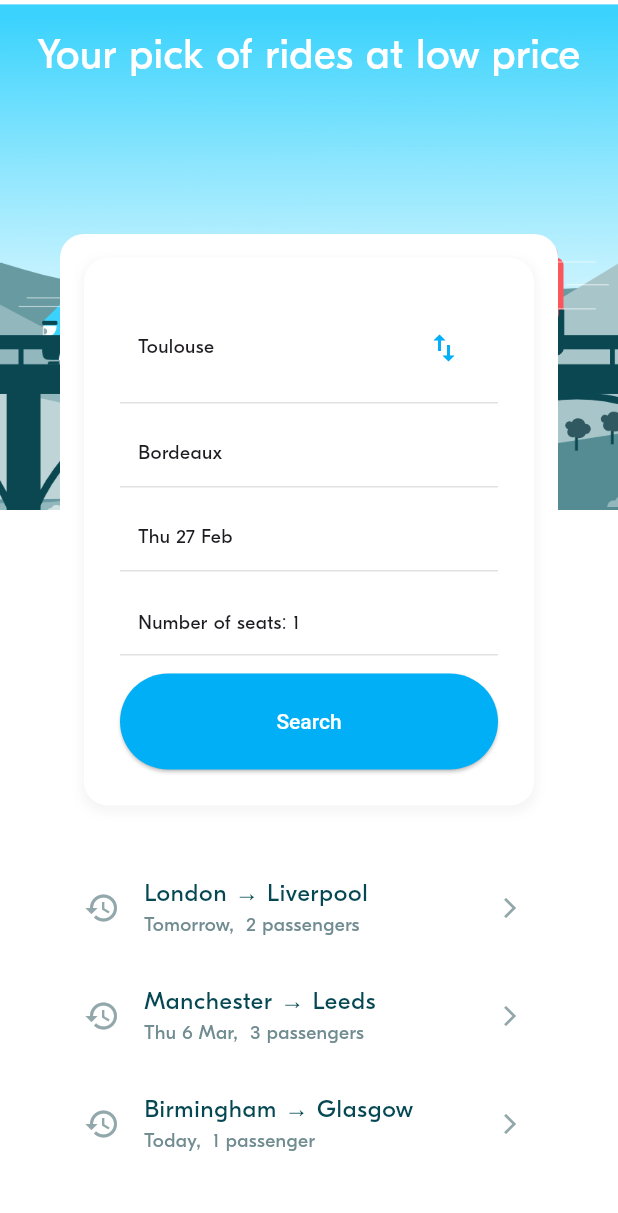
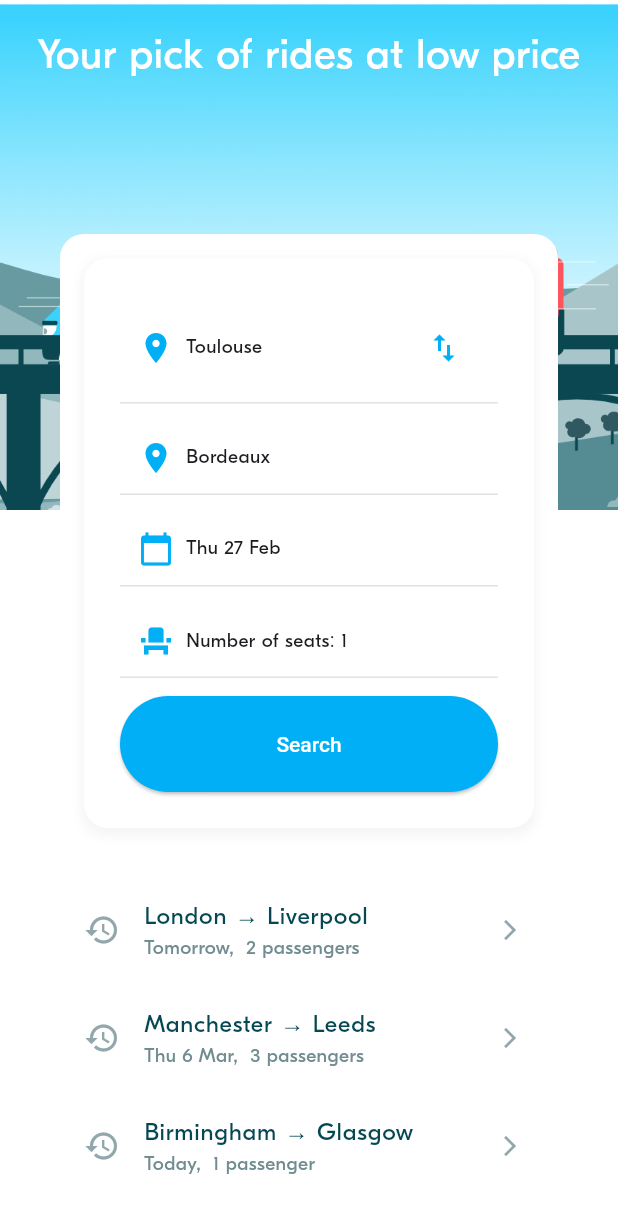
Before and after one commit to PiseyTep/Blablacar_project, a Flutter app: the screen it shows after launch, on a phone screen of 412 x 824 dp. Shown: the top 1213 px of the screen. Run offline on Flutter 3.47's test engine with Material 3 defaults, Android fonts, the phone set to English and light mode, and no system bars; project files that could hold a hidden picture were left out.

Commit message:
BLA-005 – Implement the Location Picker

```diff
--- a/lib/screens/ride_pref/widgets/ride_pref_form.dart
+++ b/lib/screens/ride_pref/widgets/ride_pref_form.dart
@@ -4,18 +4,14 @@ import 'package:intl/intl.dart';
 import '../../../model/ride/locations.dart';
 import '../../../model/ride_pref/ride_pref.dart';
 import '../../../theme/theme.dart';
+import '../../../widgets/inputs/location_picker.dart';
 
-///
-/// A Ride Preference From is a view to select:
-///   - A depcarture location
+/// A Ride Preference Form to select:
+///   - A departure location
 ///   - An arrival location
 ///   - A date
 ///   - A number of seats
-///
-/// The form can be created with an existing RidePref (optional).
-///
 class RidePrefForm extends StatefulWidget {
-  // The form can be created with an optional initial RidePref.
   final RidePref? initRidePref;
 
   const RidePrefForm({super.key, this.initRidePref});
@@ -25,24 +21,16 @@ class RidePrefForm extends StatefulWidget {
 }
 
 class _RidePrefFormState extends State<RidePrefForm> {
-  // Location? departure;
-  // Location? arrival;
   Location departure =
       const Location(name: 'Toulouse', country: Country.france);
   DateTime departureDate = DateTime.now();
-  Location arrival = const Location(
-      name: 'Bordeaux', country: Country.france); // Adjust as necessary
-  //late int requestedSeats = 1;
+  Location arrival = const Location(name: 'Bordeaux', country: Country.france);
   int requestedSeats = 1; // Default to 1 seat
-  // ----------------------------------
-  // Initialize the Form attributes
-  // ----------------------------------
 
   @override
   void initState() {
     super.initState();
-    // TODO
-
+    // Initialize with provided RidePref if available
     if (widget.initRidePref != null) {
       departure = widget.initRidePref!.departure;
       arrival = widget.initRidePref!.arrival;
@@ -51,17 +39,41 @@ class _RidePrefFormState extends State<RidePrefForm> {
     }
   }
 
-  // ----------------------------------
-  // Handle events
-  // ----------------------------------
-  void _selectDeparture() async {
-    // Logic to select departure location
+  // Select Departure Location
+  void _selectDeparture() {
+    showDialog(
+      context: context,
+      builder: (context) {
+        return BlaLocationPicker(
+          initLocation: departure,
+          onLocationSelected: (selectedLocation) {
+            setState(() {
+              departure = selectedLocation ?? departure; // Use previous if null
+            });
+          },
+        );
+      },
+    );
   }
 
-  void _selectArrival() async {
-    // Logic to select arrival location
+  // Select Arrival Location
+  void _selectArrival() {
+    showDialog(
+      context: context,
+      builder: (context) {
+        return BlaLocationPicker(
+          initLocation: arrival,
+          onLocationSelected: (selectedLocation) {
+            setState(() {
+              arrival = selectedLocation ?? arrival; // Use previous if null
+            });
+          },
+        );
+      },
+    );
   }
 
+  // Select Departure Date
   void _selectDate() async {
     DateTime? pickedDate = await showDatePicker(
       context: context,
@@ -76,8 +88,8 @@ class _RidePrefFormState extends State<RidePrefForm> {
     }
   }
 
+  // Show Seats Dialog
   void _showSeatsDialog() {
-    // Store the current value of requestedSeats in a local variable
     int tempSeats = requestedSeats;
     showDialog(
       context: context,
@@ -147,7 +159,7 @@ class _RidePrefFormState extends State<RidePrefForm> {
     );
   }
 
-// Swap departure and arrival locations
+  // Swap departure and arrival locations
   void _swapLocations() {
     setState(() {
       final temp = departure;
@@ -156,13 +168,7 @@ class _RidePrefFormState extends State<RidePrefForm> {
     });
   }
 
-  // ----------------------------------
-  // Compute the widgets rendering
-  // ----------------------------------
-
-  // ----------------------------------
   // Build the widgets
-  // ----------------------------------
   @override
   Widget build(BuildContext context) {
     return Padding(
@@ -197,11 +203,14 @@ class _RidePrefFormState extends State<RidePrefForm> {
                 child: Row(
                   mainAxisAlignment: MainAxisAlignment.spaceBetween,
                   children: [
-                    Text(
-                      departure.name,
-                      style: BlaTextStyles.label,
+                    Row(
+                      children: [
+                        Icon(Icons.location_on, color: BlaColors.primary),
+                        SizedBox(width: 8),
+                        Text(departure.name,
+                            style: BlaTextStyles.label), // Display Departure
+                      ],
                     ),
-                    // Swap Icon
                     IconButton(
                       icon: Icon(Icons.swap_vert, color: BlaColors.primary),
                       onPressed: _swapLocations,
@@ -222,15 +231,17 @@ class _RidePrefFormState extends State<RidePrefForm> {
                     bottom: BorderSide(color: BlaColors.greyLight),
                   ),
                 ),
-                child: Text(
-                  arrival.name,
-                  style: BlaTextStyles.label,
+                child: Row(
+                  children: [
+                    Icon(Icons.location_on, color: BlaColors.primary),
+                    SizedBox(width: 8),
+                    Text(arrival.name,
+                        style: BlaTextStyles.label), // Display Arrival
+                  ],
                 ),
               ),
             ),
-
             const SizedBox(height: BlaSpacings.s),
-
             // Date Picker
             GestureDetector(
               onTap: _selectDate,
@@ -241,14 +252,17 @@ class _RidePrefFormState extends State<RidePrefForm> {
                     bottom: BorderSide(color: BlaColors.greyLight),
                   ),
                 ),
-                child: Text(
-                  DateFormat('EEE d MMM').format(departureDate),
-                  style: BlaTextStyles.label,
+                child: Row(
+                  children: [
+                    Icon(Icons.calendar_today, color: BlaColors.primary),
+                    SizedBox(width: 8),
+                    Text(DateFormat('EEE d MMM').format(departureDate),
+                        style: BlaTextStyles.label), // Display Date
+                  ],
                 ),
               ),
             ),
             const SizedBox(height: BlaSpacings.s),
-
             // Number of Seats Button
             GestureDetector(
               onTap: _showSeatsDialog,
@@ -259,21 +273,24 @@ class _RidePrefFormState extends State<RidePrefForm> {
                     bottom: BorderSide(color: BlaColors.greyLight),
                   ),
                 ),
-                child: Text(
-                  'Number of seats: $requestedSeats',
-                  style: BlaTextStyles.label,
+                child: Row(
+                  children: [
+                    Icon(Icons.event_seat, color: BlaColors.primary),
+                    SizedBox(width: 8),
+                    Text('Number of seats: $requestedSeats',
+                        style: BlaTextStyles.label), // Display Seats
+                  ],
                 ),
               ),
             ),
             const SizedBox(height: BlaSpacings.s),
-
             // Submit Button
             Container(
               width: double.infinity,
               child: ElevatedButton(
                 onPressed: () {
                   print(
-                      'Searching rides from ${departure?.name} to ${arrival?.name} on ${departureDate.toLocal()} with $requestedSeats passengers.');
+                      'Searching rides from ${departure.name} to ${arrival.name} on ${departureDate.toLocal()} with $requestedSeats passengers.');
                 },
                 style: ElevatedButton.styleFrom(
                   backgroundColor: BlaColors.primary,
```
Also changed, not shown: lib/widgets/inputs/location_picker.dart (added, +205 -0 lines), lib/widgets/search/bla_search_bar.dart (added, +55 -0 lines).
